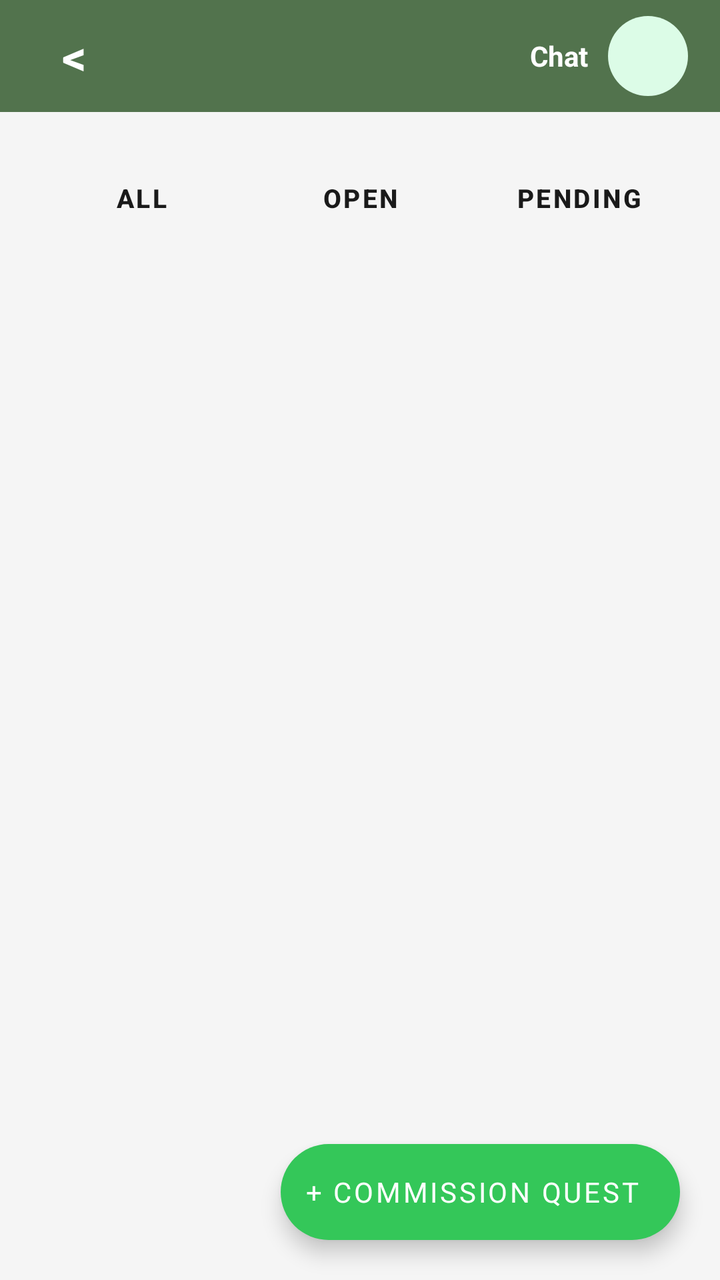
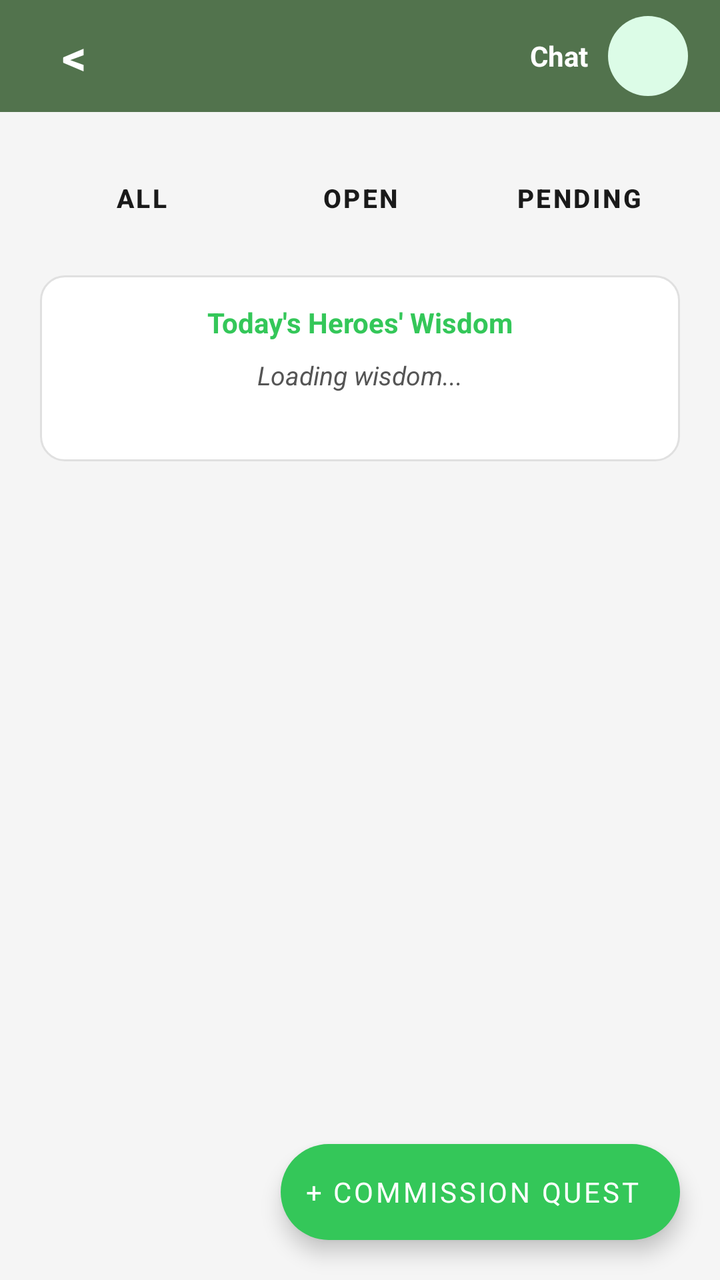

Compare the two renders of this Android layout. The source of the first and the diff that turns it into the second are given below.
<!-- AndroidManifest.xml: application theme Theme.GuildHall -->
<!-- res/layout/activity_guild_dashboard.xml -->
<?xml version="1.0" encoding="utf-8"?>
<FrameLayout xmlns:android="http://schemas.android.com/apk/res/android"
    xmlns:app="http://schemas.android.com/apk/res-auto"
    android:layout_width="match_parent"
    android:layout_height="match_parent"
    android:background="@color/background">

    <LinearLayout
        android:layout_width="match_parent"
        android:layout_height="match_parent"
        android:orientation="vertical">

        <LinearLayout
            android:layout_width="match_parent"
            android:layout_height="56dp"
            android:background="@color/panel_bg"
            android:gravity="center_vertical"
            android:orientation="horizontal"
            android:paddingHorizontal="16dp">

            <TextView
                android:id="@+id/btnBack"
                android:layout_width="42dp"
                android:layout_height="42dp"
                android:gravity="center"
                android:text="&lt;"
                android:textColor="@color/surface_white"
                android:textSize="24sp"
                android:textStyle="bold" />

            <TextView
                android:id="@+id/tvGuildName"
                android:layout_width="0dp"
                android:layout_height="wrap_content"
                android:layout_weight="1"
                android:textColor="@color/surface_white"
                android:textSize="19sp"
                android:textStyle="bold" />

            <TextView
                android:id="@+id/btnChat"
                android:layout_width="wrap_content"
                android:layout_height="40dp"
                android:gravity="center"
                android:paddingHorizontal="10dp"
                android:text="Chat"
                android:textColor="@color/surface_white"
                android:textStyle="bold" />

            <TextView
                android:id="@+id/btnProfile"
                android:layout_width="40dp"
                android:layout_height="40dp"
                android:background="@drawable/bg_chip_green"
                android:gravity="center"
                android:textColor="#166534"
                android:textStyle="bold" />
        </LinearLayout>

        <LinearLayout
            android:layout_width="match_parent"
            android:layout_height="wrap_content"
            android:orientation="horizontal"
            android:paddingHorizontal="20dp"
            android:paddingTop="18dp">

            <TextView android:id="@+id/tabAll" style="@style/Widget.GuildHall.SkillChip" android:layout_width="0dp" android:layout_height="wrap_content" android:layout_marginEnd="8dp" android:layout_weight="1" android:gravity="center" android:text="All" />
            <TextView android:id="@+id/tabOpen" style="@style/Widget.GuildHall.SkillChip" android:layout_width="0dp" android:layout_height="wrap_content" android:layout_marginEnd="8dp" android:layout_weight="1" android:gravity="center" android:text="Open" />
            <TextView android:id="@+id/tabPending" style="@style/Widget.GuildHall.SkillChip" android:layout_width="0dp" android:layout_height="wrap_content" android:layout_weight="1" android:gravity="center" android:text="Pending" />
        </LinearLayout>

        <ProgressBar
            android:id="@+id/progressBar"
            style="?android:attr/progressBarStyleHorizontal"
            android:layout_width="match_parent"
            android:layout_height="4dp"
            android:layout_marginTop="12dp"
            android:indeterminate="true"
            android:indeterminateTint="@color/primary_green"
            android:visibility="gone" />

        <LinearLayout
            android:id="@+id/errorContainer"
            android:layout_width="match_parent"
            android:layout_height="wrap_content"
            android:layout_margin="20dp"
            android:background="@drawable/bg_error_box"
            android:orientation="vertical"
            android:padding="14dp"
            android:visibility="gone">

            <TextView
                android:id="@+id/tvError"
                android:layout_width="match_parent"
                android:layout_height="wrap_content"
                android:textColor="@color/error_red" />

            <com.google.android.material.button.MaterialButton
                android:id="@+id/btnRetry"
                style="@style/Widget.GuildHall.Button.Primary"
                android:layout_width="wrap_content"
                android:layout_height="wrap_content"
                android:layout_gravity="end"
                android:layout_marginTop="8dp"
                android:text="Try Again" />
        </LinearLayout>

        <TextView
            android:id="@+id/tvEmpty"
            android:layout_width="match_parent"
            android:layout_height="wrap_content"
            android:gravity="center"
            android:paddingVertical="72dp"
            android:text="No quests here\nBe the first to commission a quest!"
            android:textColor="@color/text_hint"
            android:textSize="15sp"
            android:visibility="gone" />

        <androidx.recyclerview.widget.RecyclerView
            android:id="@+id/recyclerView"
            android:layout_width="match_parent"
            android:layout_height="0dp"
            android:layout_weight="1"
            android:clipToPadding="false"
            android:padding="20dp" />
    </LinearLayout>

    <com.google.android.material.floatingactionbutton.ExtendedFloatingActionButton
        android:id="@+id/fabCommission"
        android:layout_width="wrap_content"
        android:layout_height="wrap_content"
        android:layout_gravity="bottom|end"
        android:layout_margin="20dp"
        android:text="+ Commission Quest"
        app:backgroundTint="@color/primary_green"
        app:iconTint="@color/surface_white"
        android:textColor="@color/surface_white" />
</FrameLayout>
<!-- resources referenced by this layout -->
<resources>
  <color name="background">#F5F5F5</color>
  <color name="error_red">#C73434</color>
  <color name="panel_bg">#52734D</color>
  <color name="primary_green">#34C759</color>
  <color name="surface_white">#FFFFFF</color>
  <color name="text_hint">#AAAAAA</color>
  <!-- drawable bg_chip_green (drawable) -->
  <?xml version="1.0" encoding="utf-8"?>
  <shape xmlns:android="http://schemas.android.com/apk/res/android">
      <solid android:color="#DCFCE7" />
      <corners android:radius="999dp" />
      <padding android:left="10dp" android:right="10dp" android:top="4dp" android:bottom="4dp" />
  </shape>
  <!-- drawable bg_error_box (drawable) -->
  <?xml version="1.0" encoding="utf-8"?>
  <shape xmlns:android="http://schemas.android.com/apk/res/android"
      android:shape="rectangle">
      <solid android:color="@color/error_bg" />
      <stroke
          android:width="1dp"
          android:color="@color/error_border" />
      <corners android:radius="8dp" />
  </shape>
  <style name="Widget.GuildHall.Button.Primary" parent="Widget.MaterialComponents.Button">
          <item name="android:backgroundTint">@color/primary_green</item>
          <item name="android:textColor">@color/surface_white</item>
          <item name="android:textSize">16sp</item>
          <item name="android:textStyle">bold</item>
          <item name="android:fontFamily">sans-serif-medium</item>
          <item name="cornerRadius">50dp</item>
          <item name="android:paddingTop">14dp</item>
          <item name="android:paddingBottom">14dp</item>
          <item name="android:letterSpacing">0</item>
          <item name="android:elevation">0dp</item>
          <item name="android:stateListAnimator">@null</item>
      </style>
  <style name="Widget.GuildHall.SkillChip" parent="Widget.MaterialComponents.Button.OutlinedButton">
          <item name="android:backgroundTint">@color/surface_white</item>
          <item name="android:textColor">@color/text_primary</item>
          <item name="android:textSize">13sp</item>
          <item name="android:fontFamily">sans-serif-medium</item>
          <item name="android:textStyle">bold</item>
          <item name="strokeColor">@color/border_default</item>
          <item name="strokeWidth">2dp</item>
          <item name="cornerRadius">12dp</item>
          <item name="android:paddingTop">16dp</item>
          <item name="android:paddingBottom">16dp</item>
          <item name="android:elevation">0dp</item>
          <item name="android:stateListAnimator">@null</item>
          <item name="android:gravity">center</item>
      </style>
  <style name="Theme.GuildHall" parent="Theme.MaterialComponents.Light.NoActionBar">
          <item name="colorPrimary">@color/primary_green</item>
          <item name="colorPrimaryDark">@color/status_bar</item>
          <item name="colorAccent">@color/primary_green</item>
          <item name="android:windowBackground">@color/background</item>
          <item name="android:statusBarColor">@color/status_bar</item>
          <item name="android:fontFamily">sans-serif</item>
      </style>
  <color name="error_bg">#FFE5E5</color>
  <color name="error_border">#F5C6C6</color>
  <color name="text_primary">#1A1A1A</color>
  <color name="border_default">#DDDDDD</color>
  <color name="status_bar">#3A5C36</color>
</resources>

<!-- the commit's change to res/layout/activity_guild_dashboard.xml (unified diff, before → after) -->
@@ -69,6 +69,48 @@
             <TextView android:id="@+id/tabPending" style="@style/Widget.GuildHall.SkillChip" android:layout_width="0dp" android:layout_height="wrap_content" android:layout_weight="1" android:gravity="center" android:text="Pending" />
         </LinearLayout>
 
+        <LinearLayout
+            android:id="@+id/quoteContainer"
+            android:layout_width="match_parent"
+            android:layout_height="wrap_content"
+            android:layout_marginHorizontal="20dp"
+            android:layout_marginTop="14dp"
+            android:background="@drawable/bg_white_card"
+            android:orientation="vertical"
+            android:padding="14dp">
+
+            <TextView
+                android:layout_width="match_parent"
+                android:layout_height="wrap_content"
+                android:gravity="center"
+                android:text="Today's Heroes' Wisdom"
+                android:textColor="@color/primary_green"
+                android:textSize="14sp"
+                android:textStyle="bold" />
+
+            <TextView
+                android:id="@+id/tvQuote"
+                android:layout_width="match_parent"
+                android:layout_height="wrap_content"
+                android:layout_marginTop="8dp"
+                android:gravity="center"
+                android:lineSpacingExtra="3dp"
+                android:text="Loading wisdom..."
+                android:textColor="@color/text_secondary"
+                android:textSize="13sp"
+                android:textStyle="italic" />
+
+            <TextView
+                android:id="@+id/tvQuoteAuthor"
+                android:layout_width="match_parent"
+                android:layout_height="wrap_content"
+                android:layout_marginTop="4dp"
+                android:gravity="center"
+                android:textColor="@color/text_muted"
+                android:textSize="12sp"
+                android:textStyle="bold" />
+        </LinearLayout>
+
         <ProgressBar
             android:id="@+id/progressBar"
             style="?android:attr/progressBarStyleHorizontal"
<!-- resource entries referenced after the edit -->
@@ -6,6 +6,8 @@
   <color name="primary_green">#34C759</color>
   <color name="surface_white">#FFFFFF</color>
   <color name="text_hint">#AAAAAA</color>
+  <color name="text_muted">#888888</color>
+  <color name="text_secondary">#555555</color>
   <!-- drawable bg_chip_green (drawable) -->
   <?xml version="1.0" encoding="utf-8"?>
   <shape xmlns:android="http://schemas.android.com/apk/res/android">
@@ -22,6 +24,13 @@
           android:width="1dp"
           android:color="@color/error_border" />
       <corners android:radius="8dp" />
+  </shape>
+  <!-- drawable bg_white_card (drawable) -->
+  <?xml version="1.0" encoding="utf-8"?>
+  <shape xmlns:android="http://schemas.android.com/apk/res/android">
+      <solid android:color="@color/surface_white" />
+      <corners android:radius="12dp" />
+      <stroke android:width="1dp" android:color="@color/divider" />
   </shape>
   <style name="Widget.GuildHall.Button.Primary" parent="Widget.MaterialComponents.Button">
           <item name="android:backgroundTint">@color/primary_green</item>
@@ -61,6 +70,7 @@
       </style>
   <color name="error_bg">#FFE5E5</color>
   <color name="error_border">#F5C6C6</color>
+  <color name="divider">#E0E0E0</color>
   <color name="text_primary">#1A1A1A</color>
   <color name="border_default">#DDDDDD</color>
   <color name="status_bar">#3A5C36</color>
